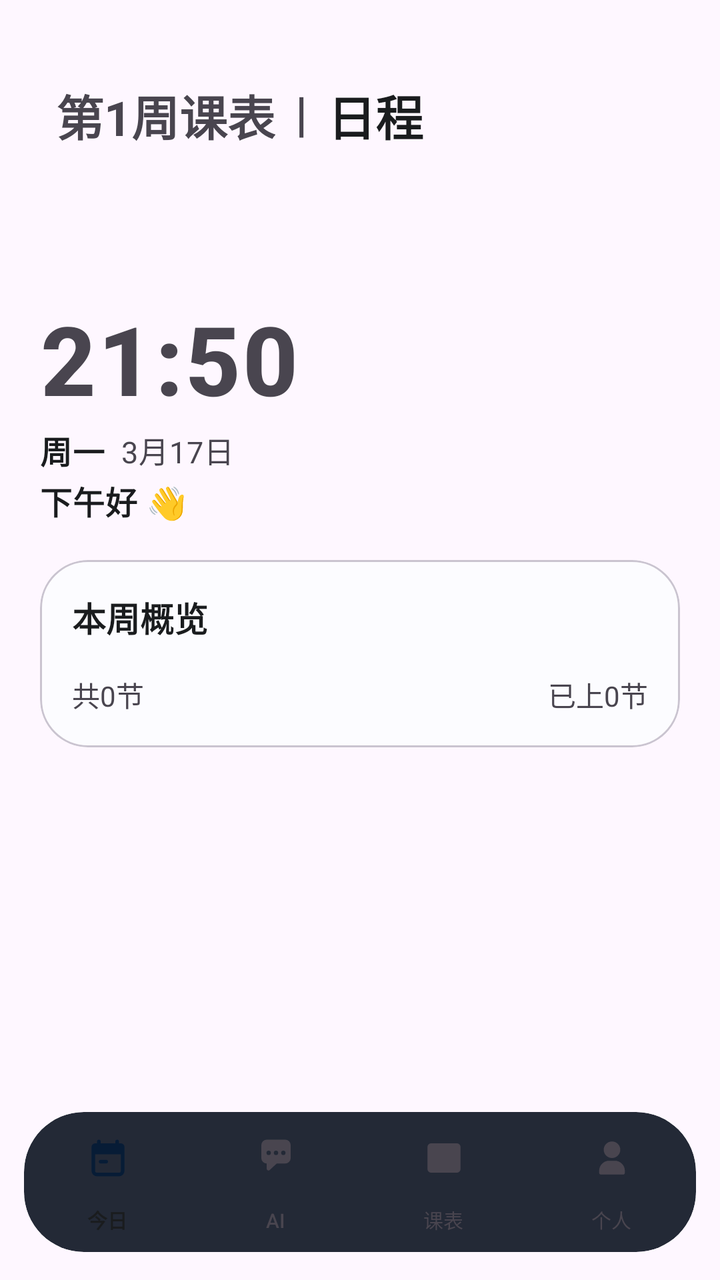
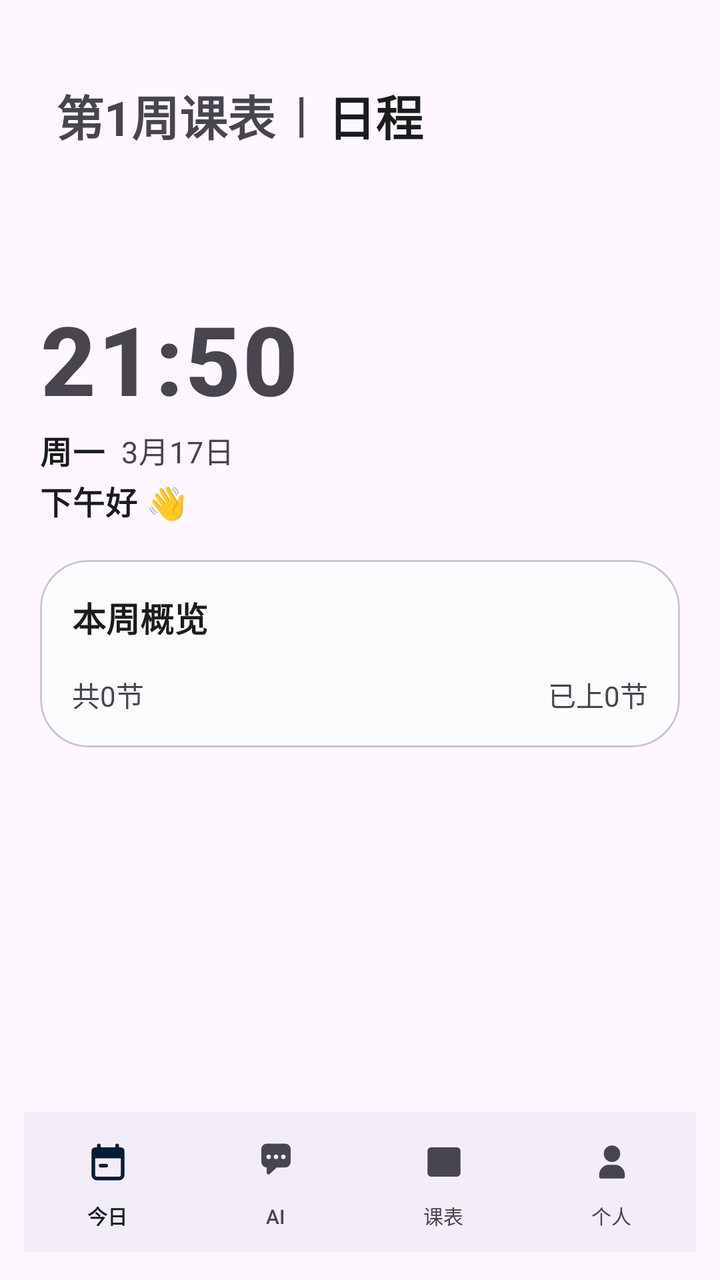

Before-and-after screenshots of an Android layout around one commit, followed by the original layout XML and the change that was made.
<!-- AndroidManifest.xml: application theme Theme.MyApplication -->
<!-- res/layout/activity_main.xml -->
<?xml version="1.0" encoding="utf-8"?>
<androidx.coordinatorlayout.widget.CoordinatorLayout xmlns:android="http://schemas.android.com/apk/res/android"
    xmlns:app="http://schemas.android.com/apk/res-auto"
    android:layout_width="match_parent"
    android:layout_height="match_parent">

    <LinearLayout
        android:id="@+id/rootMain"
        android:layout_width="match_parent"
        android:layout_height="match_parent"
        android:orientation="vertical">

        <LinearLayout
            android:id="@+id/titleContainer"
            android:layout_width="match_parent"
            android:layout_height="wrap_content"
            android:layout_marginTop="32dp"
            android:layout_marginHorizontal="20dp"
            android:layout_marginBottom="8dp"
            android:gravity="center_vertical"
            android:orientation="horizontal"
            android:padding="8dp">

            <TextView
                android:id="@+id/tvMainTitle"
                android:layout_width="wrap_content"
                android:layout_height="wrap_content"
                android:includeFontPadding="false"
                android:text="第1周课表"
                android:textSize="24sp"
                android:textStyle="bold" />

            <TextView
                android:id="@+id/tvScheduleTitleDivider"
                android:layout_width="wrap_content"
                android:layout_height="wrap_content"
                android:layout_marginStart="10dp"
                android:layout_marginEnd="10dp"
                android:includeFontPadding="false"
                android:text="|"
                android:textSize="24sp"
                android:textStyle="bold" />

            <TextView
                android:id="@+id/tvScheduleAgendaEntry"
                android:layout_width="wrap_content"
                android:layout_height="wrap_content"
                android:background="?attr/selectableItemBackgroundBorderless"
                android:clickable="true"
                android:contentDescription="打开日程总览"
                android:focusable="true"
                android:includeFontPadding="false"
                android:paddingStart="0dp"
                android:paddingTop="0dp"
                android:paddingEnd="0dp"
                android:paddingBottom="0dp"
                android:text="日程"
                android:textColor="?attr/colorOnSurface"
                android:textSize="24sp"
                android:textStyle="bold" />
        </LinearLayout>

        <FrameLayout
            android:id="@+id/fragment_container"
            android:layout_width="match_parent"
            android:layout_height="0dp"
            android:layout_weight="1">

            <ScrollView
                android:id="@+id/pageToday"
                android:layout_width="match_parent"
                android:layout_height="match_parent"
                android:overScrollMode="ifContentScrolls">

                <LinearLayout
                    android:layout_width="match_parent"
                    android:layout_height="wrap_content"
                    android:orientation="vertical"
                    android:paddingHorizontal="20dp"
                    android:paddingTop="56dp"
                    android:paddingBottom="40dp">

                    <LinearLayout
                        android:layout_width="match_parent"
                        android:layout_height="wrap_content"
                        android:layout_marginBottom="6dp"
                        android:orientation="horizontal">

                        <LinearLayout
                            android:layout_width="0dp"
                            android:layout_height="wrap_content"
                            android:layout_weight="1"
                            android:gravity="top|start"
                            android:orientation="vertical">

                            <TextView
                                android:id="@+id/tvNowTime"
                                android:layout_width="wrap_content"
                                android:layout_height="wrap_content"
                                android:fontFamily="sans-serif-medium"
                                android:letterSpacing="0.02"
                                android:text="21:50"
                                android:textSize="48sp"
                                android:textStyle="bold" />

                            <LinearLayout
                                android:layout_width="wrap_content"
                                android:layout_height="wrap_content"
                                android:layout_marginTop="2dp"
                                android:layout_marginBottom="2dp"
                                android:gravity="center_vertical"
                                android:orientation="horizontal">

                                <TextView
                                    android:id="@+id/tvTodayWeek"
                                    android:layout_width="wrap_content"
                                    android:layout_height="wrap_content"
                                    android:fontFamily="sans-serif-medium"
                                    android:letterSpacing="0.02"
                                    android:text="周一"
                                    android:textColor="?attr/colorOnSurface"
                                    android:textSize="16sp"
                                    android:textStyle="bold" />

                                <TextView
                                    android:id="@+id/tvTodayDate"
                                    android:layout_width="wrap_content"
                                    android:layout_height="wrap_content"
                                    android:layout_marginStart="8dp"
                                    android:fontFamily="sans-serif"
                                    android:letterSpacing="0.02"
                                    android:text="3月17日"
                                    android:textColor="?attr/colorOnSurfaceVariant"
                                    android:textSize="15sp" />
                            </LinearLayout>

                            <TextView
                                android:id="@+id/tvTodayGreeting"
                                android:layout_width="wrap_content"
                                android:layout_height="wrap_content"
                                android:fontFamily="sans-serif-medium"
                                android:letterSpacing="0.02"
                                android:text="下午好 👋"
                                android:textColor="?attr/colorOnSurface"
                                android:textSize="16sp"
                                android:textStyle="bold" />
                        </LinearLayout>

                        <LinearLayout
                            android:id="@+id/layoutTodayHeaderWeather"
                            android:layout_width="wrap_content"
                            android:layout_height="match_parent"
                            android:layout_marginStart="20dp"
                            android:gravity="end|bottom"
                            android:minHeight="0dp"
                            android:orientation="vertical"
                            android:visibility="gone" />
                    </LinearLayout>

                    <com.google.android.material.card.MaterialCardView
                        android:id="@+id/cardTodayWeekOverview"
                        android:layout_width="match_parent"
                        android:layout_height="wrap_content"
                        android:layout_marginTop="12dp"
                        app:cardCornerRadius="24dp"
                        app:cardElevation="0dp"
                        app:strokeWidth="1dp">

                        <LinearLayout
                            android:layout_width="match_parent"
                            android:layout_height="wrap_content"
                            android:orientation="vertical"
                            android:padding="16dp">

                            <TextView
                                android:layout_width="wrap_content"
                                android:layout_height="wrap_content"
                                android:text="本周概览"
                                android:textColor="?attr/colorOnSurface"
                                android:textSize="17sp"
                                android:textStyle="bold" />

                            <LinearLayout
                                android:id="@+id/layoutTodayWeekStrip"
                                android:layout_width="match_parent"
                                android:layout_height="wrap_content"
                                android:layout_marginTop="8dp"
                                android:gravity="center"
                                android:orientation="horizontal" />

                            <LinearLayout
                                android:id="@+id/layoutTodayWeekWeather"
                                android:layout_width="match_parent"
                                android:layout_height="wrap_content"
                                android:layout_marginTop="8dp"
                                android:gravity="center"
                                android:orientation="horizontal"
                                android:visibility="gone" />

                            <LinearLayout
                                android:layout_width="match_parent"
                                android:layout_height="wrap_content"
                                android:layout_marginTop="8dp"
                                android:gravity="center_vertical"
                                android:orientation="horizontal">

                                <TextView
                                    android:id="@+id/tvTodayWeekTotal"
                                    android:layout_width="0dp"
                                    android:layout_height="wrap_content"
                                    android:layout_weight="1"
                                    android:text="共0节"
                                    android:textColor="?attr/colorOnSurfaceVariant"
                                    android:textSize="14sp" />

                                <TextView
                                    android:id="@+id/tvTodayWeekDone"
                                    android:layout_width="wrap_content"
                                    android:layout_height="wrap_content"
                                    android:text="已上0节"
                                    android:textColor="?attr/colorOnSurfaceVariant"
                                    android:textSize="14sp" />
                            </LinearLayout>
                        </LinearLayout>
                    </com.google.android.material.card.MaterialCardView>

                    <com.google.android.material.card.MaterialCardView
                        android:id="@+id/cardNextCourseNotice"
                        style="@style/Widget.MyApplication.SettingsCard"
                        android:layout_width="match_parent"
                        android:layout_height="wrap_content"
                        android:layout_marginTop="12dp"
                        android:layout_marginBottom="12dp"
                        android:clickable="false"
                        android:focusable="false"
                        android:visibility="gone"
                        app:cardCornerRadius="24dp"
                        app:cardElevation="0dp">

                        <LinearLayout
                            android:layout_width="match_parent"
                            android:layout_height="wrap_content"
                            android:gravity="center_vertical"
                            android:orientation="horizontal"
                            android:padding="14dp">

                            <TextView
                                android:id="@+id/tvNextCourseNotice"
                                style="@style/Widget.MyApplication.SettingsRowSummary"
                                android:layout_width="0dp"
                                android:layout_height="wrap_content"
                                android:layout_weight="1"
                                android:text="" />

                            <ImageButton
                                android:id="@+id/btnCloseNextCourseNotice"
                                android:layout_width="28dp"
                                android:layout_height="28dp"
                                android:background="?attr/selectableItemBackgroundBorderless"
                                android:contentDescription="关闭"
                                android:padding="4dp"
                                android:src="@drawable/ic_close_notice"
                                app:tint="?attr/colorOnSurfaceVariant" />
                        </LinearLayout>
                    </com.google.android.material.card.MaterialCardView>

                    <LinearLayout
                        android:id="@+id/todayCoursesContainer"
                        android:layout_width="match_parent"
                        android:layout_height="wrap_content"
                        android:layout_marginTop="12dp"
                        android:orientation="vertical" />
                </LinearLayout>
            </ScrollView>

            <LinearLayout
                android:id="@+id/pageSchedule"
                android:layout_width="match_parent"
                android:layout_height="match_parent"
                android:orientation="vertical"
                android:visibility="gone">

                <TextView
                    android:id="@+id/tvEmptyHint"
                    android:layout_width="match_parent"
                    android:layout_height="wrap_content"
                    android:layout_marginTop="60dp"
                    android:gravity="center"
                    android:text="还没有课表哟\n去设置里爬取或导入吧"
                    android:textSize="18sp"
                    android:visibility="gone" />

                <androidx.viewpager2.widget.ViewPager2
                    android:id="@+id/viewPager"
                    android:layout_width="match_parent"
                    android:layout_height="0dp"
                    android:layout_weight="1" />
            </LinearLayout>

            <ScrollView
                android:id="@+id/pageAgenda"
                android:layout_width="match_parent"
                android:layout_height="match_parent"
                android:overScrollMode="ifContentScrolls"
                android:visibility="gone">

                <LinearLayout
                    android:layout_width="match_parent"
                    android:layout_height="wrap_content"
                    android:orientation="vertical"
                    android:paddingHorizontal="20dp"
                    android:paddingTop="60dp"
                    android:paddingBottom="32dp">

                    <LinearLayout
                        android:layout_width="match_parent"
                        android:layout_height="wrap_content"
                        android:gravity="center_vertical"
                        android:orientation="horizontal">

                        <ImageButton
                            android:id="@+id/btnAgendaOverviewBack"
                            android:layout_width="36dp"
                            android:layout_height="36dp"
                            android:background="?attr/selectableItemBackgroundBorderless"
                            android:contentDescription="返回课表"
                            android:padding="6dp"
                            android:src="@drawable/ic_arrow_back_rounded_24"
                            app:tint="?attr/colorOnSurface" />

                        <TextView
                            android:id="@+id/tvAgendaOverviewTitle"
                            android:layout_width="0dp"
                            android:layout_height="wrap_content"
                            android:layout_marginStart="8dp"
                            android:layout_weight="1"
                            android:text="日程总览"
                            android:textColor="?attr/colorOnSurface"
                            android:textSize="24sp"
                            android:textStyle="bold" />

                        <ImageButton
                            android:id="@+id/btnAgendaOverviewAdd"
                            android:layout_width="36dp"
                            android:layout_height="36dp"
                            android:background="?attr/selectableItemBackgroundBorderless"
                            android:contentDescription="新增日程"
                            android:padding="6dp"
                            android:src="@drawable/ic_add"
                            app:tint="?attr/colorOnSurface" />
                    </LinearLayout>

                    <TextView
                        android:id="@+id/tvAgendaOverviewSummary"
                        android:layout_width="match_parent"
                        android:layout_height="wrap_content"
                        android:layout_marginTop="10dp"
                        android:text="共0条日程"
                        android:textColor="?attr/colorOnSurfaceVariant"
                        android:textSize="14sp" />

                    <LinearLayout
                        android:id="@+id/agendaOverviewContainer"
                        android:layout_width="match_parent"
                        android:layout_height="wrap_content"
                        android:layout_marginTop="14dp"
                        android:orientation="vertical" />
                </LinearLayout>
            </ScrollView>

            <androidx.fragment.app.FragmentContainerView
                android:id="@+id/pageAi"
                android:layout_width="match_parent"
                android:layout_height="match_parent"
                android:background="@android:color/transparent"
                android:visibility="gone" />

            <ScrollView
                android:id="@+id/pageProfile"
                android:layout_width="match_parent"
                android:layout_height="match_parent"
                android:overScrollMode="ifContentScrolls"
                android:visibility="gone">

                <LinearLayout
                    android:layout_width="match_parent"
                    android:layout_height="wrap_content"
                    android:orientation="vertical"
                    android:paddingHorizontal="20dp"
                    android:paddingTop="60dp"
                    android:paddingBottom="32dp">

                    <TextView
                        android:layout_width="wrap_content"
                        android:layout_height="wrap_content"
                        android:layout_marginBottom="12dp"
                        android:text="个人"
                        android:textColor="?attr/colorOnSurface"
                        android:textSize="24sp"
                        android:textStyle="bold" />

                    <com.google.android.material.card.MaterialCardView
                        android:id="@+id/cardProfileInfo"
                        style="@style/Widget.MyApplication.SettingsCard"
                        android:layout_width="match_parent"
                        android:layout_height="wrap_content"
                        app:cardCornerRadius="24dp"
                        app:cardElevation="0dp"
                        app:strokeWidth="0dp">

                        <LinearLayout
                            android:layout_width="match_parent"
                            android:layout_height="wrap_content"
                            android:orientation="vertical"
                            android:padding="16dp">

                            <TextView
                                style="@style/Widget.MyApplication.SettingsRowTitle"
                                android:layout_width="wrap_content"
                                android:layout_height="wrap_content"
                                android:text="个人信息" />

                            <TextView
                                android:id="@+id/tvProfileName"
                                style="@style/Widget.MyApplication.SettingsRowSummary"
                                android:layout_width="wrap_content"
                                android:layout_height="wrap_content"
                                android:layout_marginTop="10dp"
                                android:text="姓名：--" />

                            <TextView
                                android:id="@+id/tvProfileStudentId"
                                style="@style/Widget.MyApplication.SettingsRowSummary"
                                android:layout_width="wrap_content"
                                android:layout_height="wrap_content"
                                android:layout_marginTop="6dp"
                                android:text="学号：--" />

                            <TextView
                                android:id="@+id/tvProfileClass"
                                style="@style/Widget.MyApplication.SettingsRowSummary"
                                android:layout_width="wrap_content"
                                android:layout_height="wrap_content"
                                android:layout_marginTop="6dp"
                                android:text="班级：--" />

                            <TextView
                                android:id="@+id/tvProfileCollege"
                                style="@style/Widget.MyApplication.SettingsRowSummary"
                                android:layout_width="wrap_content"
                                android:layout_height="wrap_content"
                                android:layout_marginTop="6dp"
                                android:text="学院：--" />
                        </LinearLayout>
                    </com.google.android.material.card.MaterialCardView>

                    <com.google.android.material.card.MaterialCardView
                        android:id="@+id/itemSettingsEntry"
                        style="@style/Widget.MyApplication.SettingsCard"
                        android:layout_width="match_parent"
                        android:layout_height="wrap_content"
                        android:layout_marginTop="12dp"
                        android:clickable="true"
                        android:focusable="true"
                        android:foreground="?attr/selectableItemBackground"
                        app:cardCornerRadius="24dp"
                        app:cardElevation="0dp">

                        <LinearLayout
                            android:layout_width="match_parent"
                            android:layout_height="wrap_content"
                            android:gravity="center_vertical"
                            android:orientation="horizontal"
                            android:padding="16dp">

                            <LinearLayout
                                android:layout_width="0dp"
                                android:layout_height="wrap_content"
                                android:layout_weight="1"
                                android:orientation="vertical">

                                <TextView
                                    style="@style/Widget.MyApplication.SettingsRowTitle"
                                    android:layout_width="wrap_content"
                                    android:layout_height="wrap_content"
                                    android:text="设置" />

                                <TextView
                                    style="@style/Widget.MyApplication.SettingsRowSummary"
                                    android:layout_width="wrap_content"
                                    android:layout_height="wrap_content"
                                    android:layout_marginTop="4dp"
                                    android:text="打开设置、数据管理与大模型设置" />
                            </LinearLayout>
                        </LinearLayout>
                    </com.google.android.material.card.MaterialCardView>
                </LinearLayout>
            </ScrollView>

        </FrameLayout>

        <FrameLayout
            android:id="@+id/bottomNavHost"
            android:layout_width="match_parent"
            android:layout_height="84dp"
            android:background="@android:color/transparent"
            android:paddingHorizontal="12dp"
            android:paddingTop="0dp"
            android:paddingBottom="14dp">

            <com.google.android.material.bottomnavigation.BottomNavigationView
                android:id="@+id/bottomNav"
                android:layout_width="match_parent"
                android:layout_height="match_parent"
                android:background="@drawable/bg_bottom_nav_top_rounded"
                android:clipToOutline="true"
                app:itemIconSize="22dp"
                app:itemHorizontalTranslationEnabled="false"
                app:itemPaddingBottom="12dp"
                app:itemPaddingTop="12dp"
                app:itemTextAppearanceActive="@style/TextAppearance.MyApplication.BottomNav.Active"
                app:itemTextAppearanceInactive="@style/TextAppearance.MyApplication.BottomNav.Inactive"
                app:labelVisibilityMode="labeled"
                app:menu="@menu/bottom_nav_menu" />
        </FrameLayout>
    </LinearLayout>

</androidx.coordinatorlayout.widget.CoordinatorLayout>
<!-- resources referenced by this layout -->
<resources>
  <!-- drawable bg_bottom_nav_top_rounded (drawable) -->
  <?xml version="1.0" encoding="utf-8"?>
  <shape xmlns:android="http://schemas.android.com/apk/res/android" android:shape="rectangle">
      <solid android:color="#232936" />
      <corners
          android:topLeftRadius="30dp"
          android:topRightRadius="30dp"
      android:bottomLeftRadius="30dp"
      android:bottomRightRadius="30dp" />
  </shape>
  <style name="TextAppearance.MyApplication.BottomNav.Active" parent="TextAppearance.MyApplication.BottomNav">
          <item name="android:textStyle">bold</item>
          <item name="android:textColor">?attr/colorPrimary</item>
      </style>
  <style name="TextAppearance.MyApplication.BottomNav.Inactive" parent="TextAppearance.MyApplication.BottomNav">
          <item name="android:textColor">?attr/colorOnSurfaceVariant</item>
      </style>
  <style name="Widget.MyApplication.SettingsCard" parent="Widget.Material3.CardView.Filled">
          <item name="cardCornerRadius">24dp</item>
          <item name="cardElevation">0dp</item>
      </style>
  <style name="Widget.MyApplication.SettingsRowSummary" parent="TextAppearance.Material3.BodySmall">
          <item name="android:textColor">?attr/colorOnSurfaceVariant</item>
      </style>
  <style name="Widget.MyApplication.SettingsRowTitle" parent="TextAppearance.Material3.TitleMedium">
          <item name="android:textColor">?attr/colorOnSurface</item>
      </style>
  <style name="Theme.MyApplication" parent="Theme.Material3.DayNight.NoActionBar">
          <item name="windowActionModeOverlay">true</item>
          <item name="android:windowActionModeOverlay">true</item>
          <item name="android:statusBarColor">@android:color/transparent</item>
          <item name="colorPrimary">@color/brand_primary</item>
          <item name="colorOnPrimary">@color/brand_on_primary</item>
          <item name="colorPrimaryContainer">@color/brand_primary_container</item>
          <item name="colorOnPrimaryContainer">@color/brand_on_primary_container</item>
          <item name="colorSecondary">@color/brand_secondary</item>
          <item name="colorOnSecondary">@color/brand_on_secondary</item>
          <item name="colorSecondaryContainer">@color/brand_secondary_container</item>
          <item name="colorOnSecondaryContainer">@color/brand_on_secondary_container</item>
          <item name="colorSurface">@color/brand_surface</item>
          <item name="colorOnSurface">@color/brand_on_surface</item>
          <item name="colorSurfaceVariant">@color/brand_surface_variant</item>
          <item name="materialAlertDialogTheme">@style/ThemeOverlay.MyApplication.MaterialAlertDialog</item>
      </style>
  <style name="TextAppearance.MyApplication.BottomNav" parent="TextAppearance.Material3.LabelSmall">
          <item name="android:textSize">10sp</item>
          <item name="android:lineHeight">14sp</item>
          <item name="android:letterSpacing">0.01</item>
          <item name="android:includeFontPadding">false</item>
      </style>
  <color name="brand_primary">#2A5D9F</color>
  <color name="brand_on_primary">#FFFFFFFF</color>
  <color name="brand_primary_container">#D6E3FF</color>
  <color name="brand_on_primary_container">#001B3F</color>
  <color name="brand_secondary">#4D607D</color>
  <color name="brand_on_secondary">#FFFFFFFF</color>
  <color name="brand_secondary_container">#D4E4FF</color>
  <color name="brand_on_secondary_container">#071C36</color>
  <color name="brand_surface">#FCFCFF</color>
  <color name="brand_on_surface">#1A1C1E</color>
  <color name="brand_surface_variant">#E0E2EC</color>
  <style name="ThemeOverlay.MyApplication.MaterialAlertDialog" parent="ThemeOverlay.Material3.MaterialAlertDialog">
          <item name="colorPrimary">?attr/colorPrimary</item>
          <item name="colorSecondary">?attr/colorSecondary</item>
      </style>
  <!-- unchanged entries left out for length: 3 -->
</resources>

<!-- the commit's change to res/layout/activity_main.xml (unified diff, before → after) -->
@@ -4,11 +4,15 @@
     android:layout_width="match_parent"
     android:layout_height="match_parent">
 
-    <LinearLayout
+    <FrameLayout
         android:id="@+id/rootMain"
         android:layout_width="match_parent"
-        android:layout_height="match_parent"
-        android:orientation="vertical">
+        android:layout_height="match_parent">
+
+        <LinearLayout
+            android:layout_width="match_parent"
+            android:layout_height="match_parent"
+            android:orientation="vertical">
 
         <LinearLayout
             android:id="@+id/titleContainer"
@@ -64,13 +68,17 @@
             android:id="@+id/fragment_container"
             android:layout_width="match_parent"
             android:layout_height="0dp"
-            android:layout_weight="1">
+            android:layout_weight="1"
+            android:clipChildren="false"
+            android:clipToPadding="false"
+            android:paddingBottom="84dp">
 
             <ScrollView
                 android:id="@+id/pageToday"
                 android:layout_width="match_parent"
                 android:layout_height="match_parent"
-                android:overScrollMode="ifContentScrolls">
+                android:overScrollMode="ifContentScrolls"
+                android:scrollbars="none">
 
                 <LinearLayout
                     android:layout_width="match_parent"
@@ -499,11 +507,16 @@
 
         </FrameLayout>
 
+        </LinearLayout>
+
         <FrameLayout
             android:id="@+id/bottomNavHost"
             android:layout_width="match_parent"
             android:layout_height="84dp"
+            android:layout_gravity="bottom"
             android:background="@android:color/transparent"
+            android:clipChildren="false"
+            android:clipToPadding="false"
             android:paddingHorizontal="12dp"
             android:paddingTop="0dp"
             android:paddingBottom="14dp">
@@ -512,17 +525,18 @@
                 android:id="@+id/bottomNav"
                 android:layout_width="match_parent"
                 android:layout_height="match_parent"
-                android:background="@drawable/bg_bottom_nav_top_rounded"
+                android:clipChildren="false"
                 android:clipToOutline="true"
+                android:clipToPadding="false"
                 app:itemIconSize="22dp"
                 app:itemHorizontalTranslationEnabled="false"
-                app:itemPaddingBottom="12dp"
-                app:itemPaddingTop="12dp"
+                app:itemPaddingBottom="14dp"
+                app:itemPaddingTop="14dp"
                 app:itemTextAppearanceActive="@style/TextAppearance.MyApplication.BottomNav.Active"
                 app:itemTextAppearanceInactive="@style/TextAppearance.MyApplication.BottomNav.Inactive"
                 app:labelVisibilityMode="labeled"
                 app:menu="@menu/bottom_nav_menu" />
         </FrameLayout>
-    </LinearLayout>
+    </FrameLayout>
 
 </androidx.coordinatorlayout.widget.CoordinatorLayout>
<!-- resource entries referenced after the edit -->
@@ -1,15 +1,5 @@
 <!-- resources referenced by this layout -->
 <resources>
-  <!-- drawable bg_bottom_nav_top_rounded (drawable) -->
-  <?xml version="1.0" encoding="utf-8"?>
-  <shape xmlns:android="http://schemas.android.com/apk/res/android" android:shape="rectangle">
-      <solid android:color="#232936" />
-      <corners
-          android:topLeftRadius="30dp"
-          android:topRightRadius="30dp"
-      android:bottomLeftRadius="30dp"
-      android:bottomRightRadius="30dp" />
-  </shape>
   <style name="TextAppearance.MyApplication.BottomNav.Active" parent="TextAppearance.MyApplication.BottomNav">
           <item name="android:textStyle">bold</item>
           <item name="android:textColor">?attr/colorPrimary</item>
@@ -31,6 +21,7 @@
           <item name="windowActionModeOverlay">true</item>
           <item name="android:windowActionModeOverlay">true</item>
           <item name="android:statusBarColor">@android:color/transparent</item>
+          <item name="android:navigationBarColor">@android:color/transparent</item>
           <item name="colorPrimary">@color/brand_primary</item>
           <item name="colorOnPrimary">@color/brand_on_primary</item>
           <item name="colorPrimaryContainer">@color/brand_primary_container</item>
